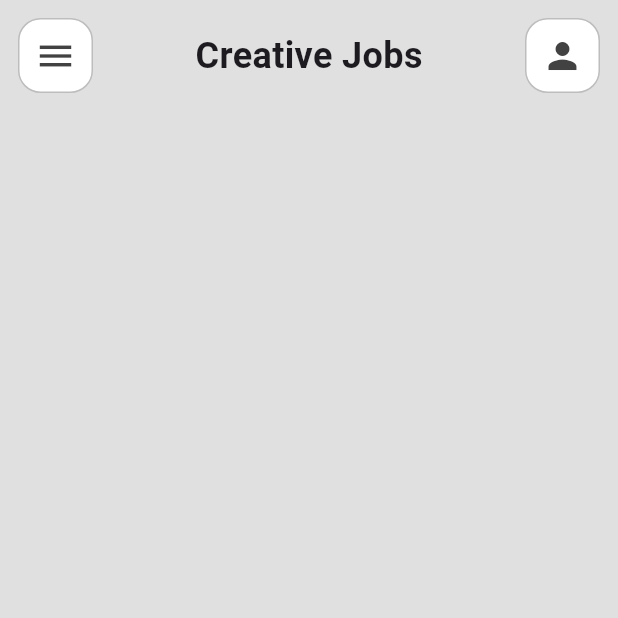
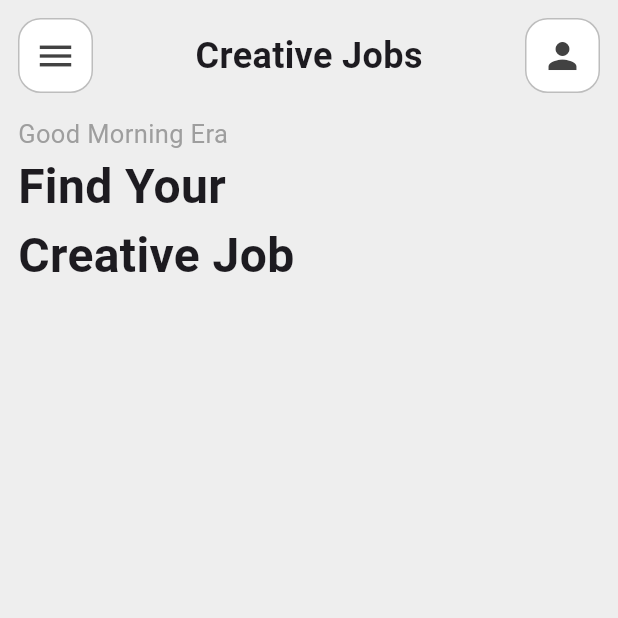
Before and after one commit to Eranga035225/job_app_flutter, a Flutter app: the screen it shows after launch, on a phone screen of 412 x 824 dp, the top half of it. Run offline on Flutter 3.47's test engine with Material 3 defaults, Android fonts, the phone set to English and light mode, and no system bars.

Commit message:
developed texts more

```diff
--- a/lib/Screens/homepage/homepage.dart
+++ b/lib/Screens/homepage/homepage.dart
@@ -13,13 +13,28 @@ class _HomePageState extends State<HomePage> {
   @override
   Widget build(BuildContext context) {
     return Scaffold(
-      backgroundColor: Colors.grey.shade300,
+      backgroundColor: Colors.grey.shade200,
       body: SafeArea(
         child: Padding(
           padding: const EdgeInsets.all(12.0),
           child: Column(
+            crossAxisAlignment: CrossAxisAlignment.start,
             children: [
               CustomAppBar(),
+              SizedBox(height: 15,),
+              Text('Good Morning Era', style: TextStyle(
+                fontSize: 17,
+                color: Colors.grey,
+
+              ),),
+              Text('Find Your\nCreative Job', style: TextStyle(
+                fontSize: 32,
+                fontWeight: FontWeight.bold
+              ),),
+
+              SizedBox(height: 15),
+
+
 
 
 
```
